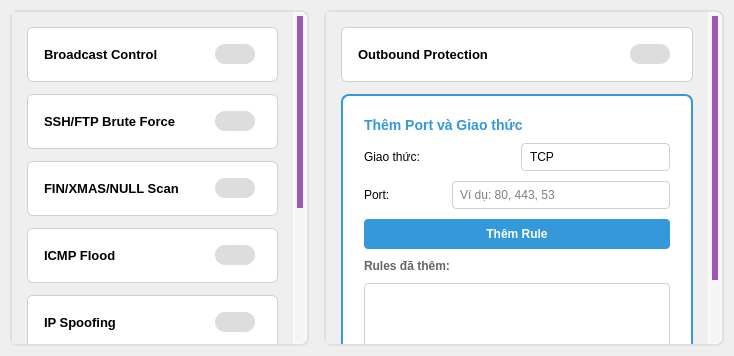
HoangGiap1804/Firewall-Application, file frontend/tabs/tab_available_rules.ui: the form before one commit.
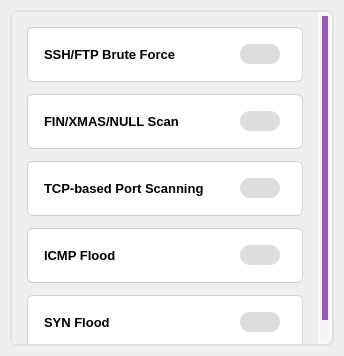
The form after the commit.

Commit message: fix: UI Rule, sandbox

The edit to the form file:
```diff
--- a/frontend/tabs/tab_available_rules.ui
+++ b/frontend/tabs/tab_available_rules.ui
@@ -108,94 +108,6 @@
        <property name="bottomMargin">
         <number>15</number>
        </property>
-       <item>
-        <widget class="QFrame" name="frameBroadcast">
-         <property name="minimumSize">
-          <size>
-           <width>0</width>
-           <height>55</height>
-          </size>
-         </property>
-         <property name="styleSheet">
-          <string notr="true">QFrame#frameBroadcast {
-    border: 1px solid #d0d0d0;
-    border-radius: 6px;
-    background-color: #ffffff;
-    padding: 8px;
-}</string>
-         </property>
-         <property name="frameShape">
-          <enum>QFrame::StyledPanel</enum>
-         </property>
-         <property name="frameShadow">
-          <enum>QFrame::Raised</enum>
-         </property>
-         <layout class="QHBoxLayout" name="horizontalLayout_20">
-          <property name="spacing">
-           <number>10</number>
-          </property>
-          <property name="leftMargin">
-           <number>8</number>
-          </property>
-          <property name="topMargin">
-           <number>4</number>
-          </property>
-          <property name="rightMargin">
-           <number>8</number>
-          </property>
-          <property name="bottomMargin">
-           <number>4</number>
-          </property>
-          <item>
-           <widget class="QLabel" name="labelBroadcast">
-            <property name="text">
-             <string>Broadcast Control</string>
-            </property>
-            <property name="styleSheet">
-             <string notr="true">font-size: 13px; font-weight: 500;</string>
-            </property>
-           </widget>
-          </item>
-          <item>
-           <spacer name="horizontalSpacer_Broadcast">
-            <property name="orientation">
-             <enum>Qt::Horizontal</enum>
-            </property>
-            <property name="sizeHint" stdset="0">
-             <size>
-              <width>40</width>
-              <height>20</height>
-             </size>
-            </property>
-           </spacer>
-          </item>
-          <item>
-           <widget class="QCheckBox" name="checkBoxBroadcast">
-            <property name="maximumSize">
-             <size>
-              <width>50</width>
-              <height>16777215</height>
-             </size>
-            </property>
-            <property name="styleSheet">
-             <string notr="true">QCheckBox::indicator {
-    width: 40px;
-    height: 20px;
-    border-radius: 10px;
-    background-color: #ddd;
-}
-QCheckBox::indicator:checked {
-    background-color: #4cd964;
-}</string>
-            </property>
-            <property name="text">
-             <string />
-            </property>
-           </widget>
-          </item>
-         </layout>
-        </widget>
-       </item>
        <item>
         <widget class="QFrame" name="frameSSH_FTP">
          <property name="minimumSize">
@@ -372,6 +284,94 @@
          </layout>
         </widget>
        </item>
+       <item>
+        <widget class="QFrame" name="framePortScan">
+         <property name="minimumSize">
+          <size>
+           <width>0</width>
+           <height>55</height>
+          </size>
+         </property>
+         <property name="styleSheet">
+          <string notr="true">QFrame#framePortScan {
+    border: 1px solid #d0d0d0;
+    border-radius: 6px;
+    background-color: #ffffff;
+    padding: 8px;
+}</string>
+         </property>
+         <property name="frameShape">
+          <enum>QFrame::StyledPanel</enum>
+         </property>
+         <property name="frameShadow">
+          <enum>QFrame::Raised</enum>
+         </property>
+         <layout class="QHBoxLayout" name="horizontalLayout_16">
+          <property name="spacing">
+           <number>10</number>
+          </property>
+          <property name="leftMargin">
+           <number>8</number>
+          </property>
+          <property name="topMargin">
+           <number>4</number>
+          </property>
+          <property name="rightMargin">
+           <number>8</number>
+          </property>
+          <property name="bottomMargin">
+           <number>4</number>
+          </property>
+          <item>
+           <widget class="QLabel" name="labelPortScan">
+            <property name="text">
+             <string>TCP-based Port Scanning</string>
+            </property>
+            <property name="styleSheet">
+             <string notr="true">font-size: 13px; font-weight: 500;</string>
+            </property>
+           </widget>
+          </item>
+          <item>
+           <spacer name="horizontalSpacer_PortScan">
+            <property name="orientation">
+             <enum>Qt::Horizontal</enum>
+            </property>
+            <property name="sizeHint" stdset="0">
+             <size>
+              <width>40</width>
+              <height>20</height>
+             </size>
+            </property>
+           </spacer>
+          </item>
+          <item>
+           <widget class="QCheckBox" name="checkBoxPortScan">
+            <property name="maximumSize">
+             <size>
+              <width>50</width>
+              <height>16777215</height>
+             </size>
+            </property>
+            <property name="styleSheet">
+             <string notr="true">QCheckBox::indicator {
+    width: 40px;
+    height: 20px;
+    border-radius: 10px;
+    background-color: #ddd;
+}
+QCheckBox::indicator:checked {
+    background-color: #4cd964;
+}</string>
+            </property>
+            <property name="text">
+             <string />
+            </property>
+           </widget>
+          </item>
+         </layout>
+        </widget>
+       </item>
        <item>
         <widget class="QFrame" name="frameICMPFlood">
          <property name="minimumSize">
@@ -460,270 +460,6 @@
          </layout>
         </widget>
        </item>
-       <item>
-        <widget class="QFrame" name="frameIpSpoofing">
-         <property name="minimumSize">
-          <size>
-           <width>0</width>
-           <height>55</height>
-          </size>
-         </property>
-         <property name="styleSheet">
-          <string notr="true">QFrame#frameIpSpoofing {
-    border: 1px solid #d0d0d0;
-    border-radius: 6px;
-    background-color: #ffffff;
-    padding: 8px;
-}</string>
-         </property>
-         <property name="frameShape">
-          <enum>QFrame::StyledPanel</enum>
-         </property>
-         <property name="frameShadow">
-          <enum>QFrame::Raised</enum>
-         </property>
-         <layout class="QHBoxLayout" name="horizontalLayout_11">
-          <property name="spacing">
-           <number>10</number>
-          </property>
-          <property name="leftMargin">
-           <number>8</number>
-          </property>
-          <property name="topMargin">
-           <number>4</number>
-          </property>
-          <property name="rightMargin">
-           <number>8</number>
-          </property>
-          <property name="bottomMargin">
-           <number>4</number>
-          </property>
-          <item>
-           <widget class="QLabel" name="labelIpSpoofing">
-            <property name="text">
-             <string>IP Spoofing</string>
-            </property>
-            <property name="styleSheet">
-             <string notr="true">font-size: 13px; font-weight: 500;</string>
-            </property>
-           </widget>
-          </item>
-          <item>
-           <spacer name="horizontalSpacer_IpSpoofing">
-            <property name="orientation">
-             <enum>Qt::Horizontal</enum>
-            </property>
-            <property name="sizeHint" stdset="0">
-             <size>
-              <width>40</width>
-              <height>20</height>
-             </size>
-            </property>
-           </spacer>
-          </item>
-          <item>
-           <widget class="QCheckBox" name="checkBoxIpSpoofing">
-            <property name="maximumSize">
-             <size>
-              <width>50</width>
-              <height>16777215</height>
-             </size>
-            </property>
-            <property name="styleSheet">
-             <string notr="true">QCheckBox::indicator {
-    width: 40px;
-    height: 20px;
-    border-radius: 10px;
-    background-color: #ddd;
-}
-QCheckBox::indicator:checked {
-    background-color: #4cd964;
-}</string>
-            </property>
-            <property name="text">
-             <string />
-            </property>
-           </widget>
-          </item>
-         </layout>
-        </widget>
-       </item>
-       <item>
-        <widget class="QFrame" name="frameInvalidPacket">
-         <property name="minimumSize">
-          <size>
-           <width>0</width>
-           <height>55</height>
-          </size>
-         </property>
-         <property name="styleSheet">
-          <string notr="true">QFrame#frameInvalidPacket {
-    border: 1px solid #d0d0d0;
-    border-radius: 6px;
-    background-color: #ffffff;
-    padding: 8px;
-}</string>
-         </property>
-         <property name="frameShape">
-          <enum>QFrame::StyledPanel</enum>
-         </property>
-         <property name="frameShadow">
-          <enum>QFrame::Raised</enum>
-         </property>
-         <layout class="QHBoxLayout" name="horizontalLayout_12">
-          <property name="spacing">
-           <number>10</number>
-          </property>
-          <property name="leftMargin">
-           <number>8</number>
-          </property>
-          <property name="topMargin">
-           <number>4</number>
-          </property>
-          <property name="rightMargin">
-           <number>8</number>
-          </property>
-          <property name="bottomMargin">
-           <number>4</number>
-          </property>
-          <item>
-           <widget class="QLabel" name="labelInvalidPacket">
-            <property name="text">
-             <string>Invalid Packet</string>
-            </property>
-            <property name="styleSheet">
-             <string notr="true">font-size: 13px; font-weight: 500;</string>
-            </property>
-           </widget>
-          </item>
-          <item>
-           <spacer name="horizontalSpacer_InvalidPacket">
-            <property name="orientation">
-             <enum>Qt::Horizontal</enum>
-            </property>
-            <property name="sizeHint" stdset="0">
-             <size>
-              <width>40</width>
-              <height>20</height>
-             </size>
-            </property>
-           </spacer>
-          </item>
-          <item>
-           <widget class="QCheckBox" name="checkBoxInvalidPacket">
-            <property name="maximumSize">
-             <size>
-              <width>50</width>
-              <height>16777215</height>
-             </size>
-            </property>
-            <property name="styleSheet">
-             <string notr="true">QCheckBox::indicator {
-    width: 40px;
-    height: 20px;
-    border-radius: 10px;
-    background-color: #ddd;
-}
-QCheckBox::indicator:checked {
-    background-color: #4cd964;
-}</string>
-            </property>
-            <property name="text">
-             <string />
-            </property>
-           </widget>
-          </item>
-         </layout>
-        </widget>
-       </item>
-       <item>
-        <widget class="QFrame" name="framePortScan">
-         <property name="minimumSize">
-          <size>
-           <width>0</width>
-           <height>55</height>
-          </size>
-         </property>
-         <property name="styleSheet">
-          <string notr="true">QFrame#framePortScan {
-    border: 1px solid #d0d0d0;
-    border-radius: 6px;
-    background-color: #ffffff;
-    padding: 8px;
-}</string>
-         </property>
-         <property name="frameShape">
-          <enum>QFrame::StyledPanel</enum>
-         </property>
-         <property name="frameShadow">
-          <enum>QFrame::Raised</enum>
-         </property>
-         <layout class="QHBoxLayout" name="horizontalLayout_16">
-          <property name="spacing">
-           <number>10</number>
-          </property>
-          <property name="leftMargin">
-           <number>8</number>
-          </property>
-          <property name="topMargin">
-           <number>4</number>
-          </property>
-          <property name="rightMargin">
-           <number>8</number>
-          </property>
-          <property name="bottomMargin">
-           <number>4</number>
-          </property>
-          <item>
-           <widget class="QLabel" name="labelPortScan">
-            <property name="text">
-             <string>Port Scan</string>
-            </property>
-            <property name="styleSheet">
-             <string notr="true">font-size: 13px; font-weight: 500;</string>
-            </property>
-           </widget>
-          </item>
-          <item>
-           <spacer name="horizontalSpacer_PortScan">
-            <property name="orientation">
-             <enum>Qt::Horizontal</enum>
-            </property>
-            <property name="sizeHint" stdset="0">
-             <size>
-              <width>40</width>
-              <height>20</height>
-             </size>
-            </property>
-           </spacer>
-          </item>
-          <item>
-           <widget class="QCheckBox" name="checkBoxPortScan">
-            <property name="maximumSize">
-             <size>
-              <width>50</width>
-              <height>16777215</height>
-             </size>
-            </property>
-            <property name="styleSheet">
-             <string notr="true">QCheckBox::indicator {
-    width: 40px;
-    height: 20px;
-    border-radius: 10px;
-    background-color: #ddd;
-}
-QCheckBox::indicator:checked {
-    background-color: #4cd964;
-}</string>
-            </property>
-            <property name="text">
-             <string />
-            </property>
-           </widget>
-          </item>
-         </layout>
-        </widget>
-       </item>
        <item>
         <widget class="QFrame" name="frameSYNFlood">
          <property name="minimumSize">
@@ -816,369 +552,6 @@
      </widget>
     </widget>
    </item>
-   <item>
-    <widget class="QScrollArea" name="scrollAreaOutbound">
-     <property name="styleSheet">
-      <string notr="true">QScrollArea {
-    border: 2px solid #e0e0e0;
-    border-radius: 8px;
-    background-color: #f8f9fa;
-}
-
-QScrollBar:vertical {
-    border: none;
-    background: #f5f5f5;
-    width: 14px;
-    border-radius: 7px;
-    margin: 2px;
-}
-
-QScrollBar::handle:vertical {
-    background: #9b59b6;
-    border-radius: 7px;
-    min-height: 30px;
-    margin: 2px;
-}
-
-QScrollBar::handle:vertical:hover {
-    background: #8e44ad;
-}
-
-QScrollBar::add-line:vertical, QScrollBar::sub-line:vertical {
-    height: 0px;
-}</string>
-     </property>
-     <property name="widgetResizable">
-      <bool>true</bool>
-     </property>
-     <property name="minimumSize">
-      <size>
-       <width>400</width>
-       <height>0</height>
-      </size>
-     </property>
-     <widget class="QWidget" name="scrollAreaWidgetContentsOutbound">
-      <property name="geometry">
-       <rect>
-        <x>0</x>
-        <y>0</y>
-        <width>398</width>
-        <height>787</height>
-       </rect>
-      </property>
-      <layout class="QVBoxLayout" name="verticalLayout_Outbound">
-       <property name="spacing">
-        <number>12</number>
-       </property>
-       <property name="leftMargin">
-        <number>15</number>
-       </property>
-       <property name="topMargin">
-        <number>15</number>
-       </property>
-       <property name="rightMargin">
-        <number>15</number>
-       </property>
-       <property name="bottomMargin">
-        <number>15</number>
-       </property>
-       <item>
-        <widget class="QFrame" name="frameOutbound">
-         <property name="minimumSize">
-          <size>
-           <width>0</width>
-           <height>55</height>
-          </size>
-         </property>
-         <property name="styleSheet">
-          <string notr="true">QFrame#frameOutbound {
-    border: 1px solid #d0d0d0;
-    border-radius: 6px;
-    background-color: #ffffff;
-    padding: 8px;
-}</string>
-         </property>
-         <property name="frameShape">
-          <enum>QFrame::StyledPanel</enum>
-         </property>
-         <property name="frameShadow">
-          <enum>QFrame::Raised</enum>
-         </property>
-         <layout class="QHBoxLayout" name="horizontalLayout_13">
-          <property name="spacing">
-           <number>10</number>
-          </property>
-          <property name="leftMargin">
-           <number>8</number>
-          </property>
-          <property name="topMargin">
-           <number>4</number>
-          </property>
-          <property name="rightMargin">
-           <number>8</number>
-          </property>
-          <property name="bottomMargin">
-           <number>4</number>
-          </property>
-          <item>
-           <widget class="QLabel" name="labelOutbound">
-            <property name="text">
-             <string>Outbound Protection</string>
-            </property>
-            <property name="styleSheet">
-             <string notr="true">font-size: 13px; font-weight: 500;</string>
-            </property>
-           </widget>
-          </item>
-          <item>
-           <spacer name="horizontalSpacer_Outbound">
-            <property name="orientation">
-             <enum>Qt::Horizontal</enum>
-            </property>
-            <property name="sizeHint" stdset="0">
-             <size>
-              <width>40</width>
-              <height>20</height>
-             </size>
-            </property>
-           </spacer>
-          </item>
-          <item>
-           <widget class="QCheckBox" name="checkBoxOutbound">
-            <property name="maximumSize">
-             <size>
-              <width>50</width>
-              <height>16777215</height>
-             </size>
-            </property>
-            <property name="styleSheet">
-             <string notr="true">QCheckBox::indicator {
-    width: 40px;
-    height: 20px;
-    border-radius: 10px;
-    background-color: #ddd;
-}
-QCheckBox::indicator:checked {
-    background-color: #4cd964;
-}</string>
-            </property>
-            <property name="text">
-             <string />
-            </property>
-           </widget>
-          </item>
-         </layout>
-        </widget>
-       </item>
-       <item>
-        <widget class="QFrame" name="frameOutboundAdd">
-         <property name="styleSheet">
-          <string notr="true">QFrame#frameOutboundAdd {
-    border: 2px solid #3498db;
-    border-radius: 8px;
-    background-color: #ffffff;
-    padding: 12px;
-}</string>
-         </property>
-         <property name="frameShape">
-          <enum>QFrame::StyledPanel</enum>
-         </property>
-         <property name="frameShadow">
-          <enum>QFrame::Raised</enum>
-         </property>
-         <layout class="QVBoxLayout" name="verticalLayout_OutboundAdd">
-          <property name="spacing">
-           <number>10</number>
-          </property>
-          <item>
-           <widget class="QLabel" name="labelOutboundAddTitle">
-            <property name="text">
-             <string>Thêm Port và Giao thức</string>
-            </property>
-            <property name="styleSheet">
-             <string notr="true">font-size: 14px; font-weight: 600; color: #3498db;</string>
-            </property>
-           </widget>
-          </item>
-          <item>
-           <layout class="QHBoxLayout" name="horizontalLayout_Protocol">
-            <property name="spacing">
-             <number>8</number>
-            </property>
-            <item>
-             <widget class="QLabel" name="labelProtocol">
-              <property name="text">
-               <string>Giao thức:</string>
-              </property>
-              <property name="minimumSize">
-               <size>
-                <width>80</width>
-                <height>0</height>
-               </size>
-              </property>
-             </widget>
-            </item>
-            <item>
-             <widget class="QComboBox" name="comboBoxProtocol">
-              <property name="styleSheet">
-               <string notr="true">QComboBox {
-    padding: 5px;
-    padding-left: 8px;
-    border: 1px solid #d0d0d0;
-    border-radius: 4px;
-    background-color: white;
-}
-QComboBox:hover {
-    border-color: #3498db;
-}
-QComboBox::drop-down {
-    border: none;
-    padding-right: 5px;
-}
-QComboBox QAbstractItemView {
-    border: 1px solid #d0d0d0;
-    border-radius: 4px;
-    background-color: white;
-    padding: 2px;
-    selection-background-color: #3498db;
-    selection-color: white;
-}
-QComboBox QAbstractItemView::item {
-    padding: 5px;
-    padding-left: 8px;
-    min-height: 20px;
-    color: #333333;
-    background-color: white;
-}
-QComboBox QAbstractItemView::item:hover {
-    background-color: #e3f2fd;
-    color: #333333;
-}
-QComboBox QAbstractItemView::item:selected {
-    background-color: #3498db;
-    color: white;
-}</string>
-              </property>
-              <item>
-               <property name="text">
-                <string>TCP</string>
-               </property>
-              </item>
-              <item>
-               <property name="text">
-                <string>UDP</string>
-               </property>
-              </item>
-              <item>
-               <property name="text">
-                <string>ICMP</string>
-               </property>
-              </item>
-             </widget>
-            </item>
-           </layout>
-          </item>
-          <item>
-           <layout class="QHBoxLayout" name="horizontalLayout_Port">
-            <property name="spacing">
-             <number>8</number>
-            </property>
-            <item>
-             <widget class="QLabel" name="labelPort">
-              <property name="text">
-               <string>Port:</string>
-              </property>
-              <property name="minimumSize">
-               <size>
-                <width>80</width>
-                <height>0</height>
-               </size>
-              </property>
-             </widget>
-            </item>
-            <item>
-             <widget class="QLineEdit" name="lineEditPort">
-              <property name="placeholderText">
-               <string>Ví dụ: 80, 443, 53</string>
-              </property>
-              <property name="styleSheet">
-               <string notr="true">QLineEdit {
-    padding: 5px;
-    border: 1px solid #d0d0d0;
-    border-radius: 4px;
-    background-color: white;
-}
-QLineEdit:hover {
-    border-color: #3498db;
-}
-QLineEdit:focus {
-    border-color: #3498db;
-    border-width: 2px;
-}</string>
-              </property>
-             </widget>
-            </item>
-           </layout>
-          </item>
-          <item>
-           <widget class="QPushButton" name="buttonAddOutboundRule">
-            <property name="text">
-             <string>Thêm Rule</string>
-            </property>
-            <property name="styleSheet">
-             <string notr="true">QPushButton {
-    background-color: #3498db;
-    color: white;
-    padding: 8px;
-    border-radius: 4px;
-    font-weight: 500;
-}
-QPushButton:hover {
-    background-color: #2980b9;
-}
-QPushButton:pressed {
-    background-color: #21618c;
-}</string>
-            </property>
-           </widget>
-          </item>
-          <item>
-           <widget class="QLabel" name="labelOutboundRules">
-            <property name="text">
-             <string>Rules đã thêm:</string>
-            </property>
-            <property name="styleSheet">
-             <string notr="true">font-size: 12px; font-weight: 500; color: #666;</string>
-            </property>
-           </widget>
-          </item>
-          <item>
-           <widget class="QListWidget" name="listWidgetOutboundRules">
-            <property name="styleSheet">
-             <string notr="true">QListWidget {
-    border: 1px solid #d0d0d0;
-    border-radius: 4px;
-    background-color: white;
-    padding: 5px;
-}
-QListWidget::item {
-    padding: 0px;
-    border-bottom: 1px solid #f0f0f0;
-    min-height: 35px;
-}
-QListWidget::item:hover {
-    background-color: #f8f9fa;
-}</string>
-            </property>
-           </widget>
-          </item>
-         </layout>
-        </widget>
-       </item>
-      </layout>
-     </widget>
-    </widget>
-   </item>
   </layout>
  </widget>
  <resources />
```
The commit also changes 7 other files.
